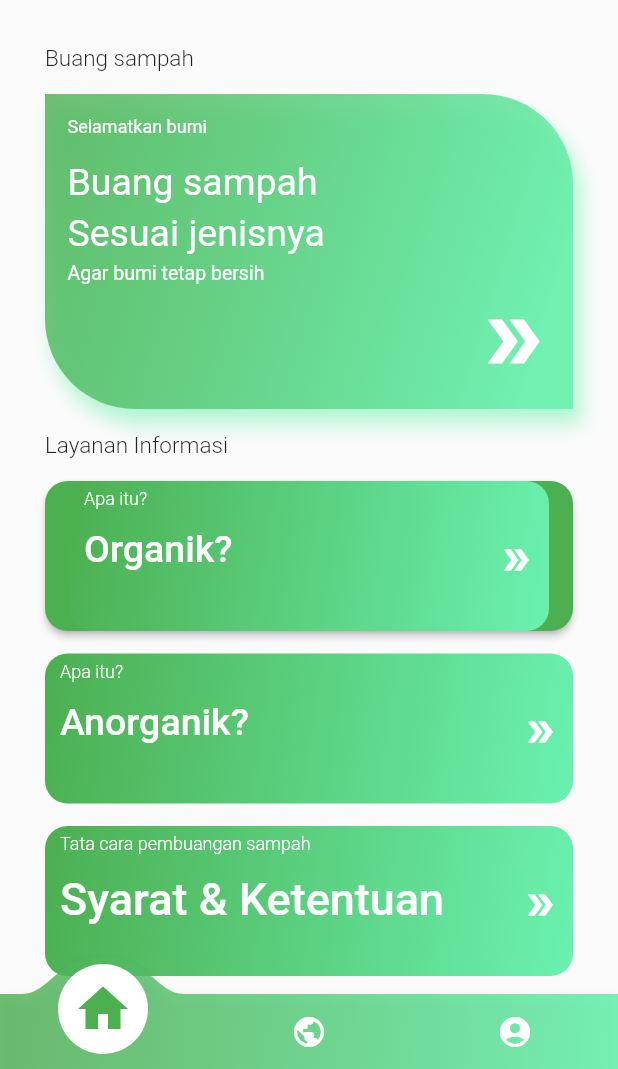
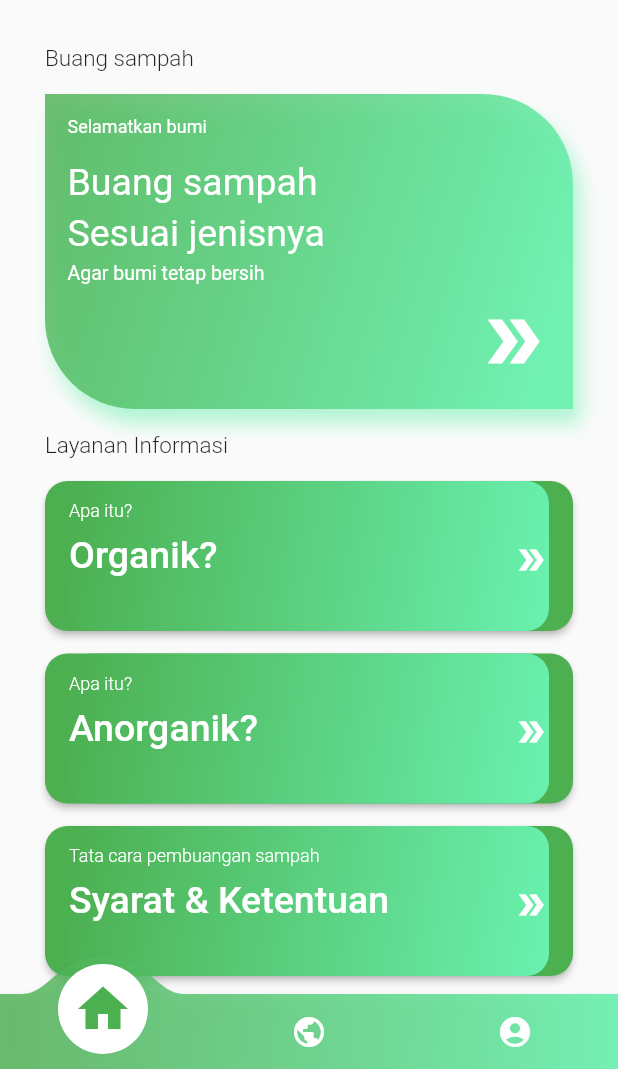
Before and after one commit to Habibakbar28/CapstoneCSD121, a Flutter app: the screen it shows after launch, on a phone screen of 412 x 824 dp, the part 167-1236 px from its top. Run offline on Flutter 3.47's test engine with Material 2 defaults, Android fonts, the phone set to English and light mode, and no system bars; drawn by our look-alikes of convex_bottom_bar.

```diff
--- a/sampahku/lib/ui/first_page.dart
+++ b/sampahku/lib/ui/first_page.dart
@@ -1,7 +1,9 @@
 import 'package:flutter/cupertino.dart';
 import 'package:flutter/material.dart';
 import 'package:sampahku/ui/booking_page.dart';
+import 'package:sampahku/ui/detail_inorganic_page.dart';
 import 'package:sampahku/ui/detail_organic_page.dart';
+import 'package:sampahku/ui/terms_conditions_page.dart';
 
 class FirstPage extends StatelessWidget {
   @override
@@ -136,7 +138,7 @@ class FirstPage extends StatelessWidget {
                     )
                 ),
                 child: Container(
-                  padding: EdgeInsets.only(left: 10, right: 10, top: 5),
+                  padding: EdgeInsets.only(top: 5),
                   height: 100,
                   width: MediaQuery.of(context).size.width,
                   decoration: BoxDecoration(
@@ -156,13 +158,14 @@ class FirstPage extends StatelessWidget {
                         Column(
                           crossAxisAlignment: CrossAxisAlignment.start,
                           children: [
+                            SizedBox(height: 8,),
                             Text('Apa itu?',
                               style: TextStyle(
                                   fontSize: 12,
                                   fontWeight: FontWeight.w300,
                                   color: Colors.white
                               ),),
-                            SizedBox(height: 12,),
+                            SizedBox(height: 8,),
                             Text('Organik?',
                               style: TextStyle(
                                   fontSize: 25,
@@ -182,8 +185,20 @@ class FirstPage extends StatelessWidget {
                 ),
               ),
               SizedBox(height: 15,),
-              Container(
-                padding: EdgeInsets.only(left: 10, right: 10, top: 5),
+              ElevatedButton(
+                onPressed: () {
+                  Navigator.push(
+                    context,
+                    MaterialPageRoute(builder: (context) => DetailInorganicPage()),
+                  );
+                },
+                style: ElevatedButton.styleFrom(
+                    shape: RoundedRectangleBorder(
+                        borderRadius: BorderRadius.circular(15)
+                    )
+                ),
+                child: Container(
+                  padding: EdgeInsets.only(top: 5),
                   height: 100,
                   width: MediaQuery.of(context).size.width,
                   decoration: BoxDecoration(
@@ -203,13 +218,14 @@ class FirstPage extends StatelessWidget {
                         Column(
                           crossAxisAlignment: CrossAxisAlignment.start,
                           children: [
+                            SizedBox(height: 8,),
                             Text('Apa itu?',
                               style: TextStyle(
                                   fontSize: 12,
                                   fontWeight: FontWeight.w300,
                                   color: Colors.white
                               ),),
-                          SizedBox(height: 12,),
+                            SizedBox(height: 8,),
                             Text('Anorganik?',
                               style: TextStyle(
                                   fontSize: 25,
@@ -227,9 +243,22 @@ class FirstPage extends StatelessWidget {
                     ),
                   ),
                 ),
+              ),
               SizedBox(height: 15,),
-              Container(
-                padding: EdgeInsets.only(left: 10, right: 10, top: 5),
+              ElevatedButton(
+                onPressed: () {
+                  Navigator.push(
+                    context,
+                    MaterialPageRoute(builder: (context) => TermsConditionsPage()),
+                  );
+                },
+                style: ElevatedButton.styleFrom(
+                    shape: RoundedRectangleBorder(
+                        borderRadius: BorderRadius.circular(15)
+                    )
+                ),
+                child: Container(
+                  padding: EdgeInsets.only(top: 5),
                   height: 100,
                   width: MediaQuery.of(context).size.width,
                   decoration: BoxDecoration(
@@ -249,16 +278,17 @@ class FirstPage extends StatelessWidget {
                         Column(
                           crossAxisAlignment: CrossAxisAlignment.start,
                           children: [
+                            SizedBox(height: 8,),
                             Text('Tata cara pembuangan sampah',
                               style: TextStyle(
                                   fontSize: 12,
                                   fontWeight: FontWeight.w300,
                                   color: Colors.white
                               ),),
-                          SizedBox(height: 12,),
+                            SizedBox(height: 8,),
                             Text('Syarat & Ketentuan',
                               style: TextStyle(
-                                fontSize: 30,
+                                  fontSize: 25,
                                   fontWeight: FontWeight.w500,
                                   color: Colors.white
                               ),)
@@ -273,6 +303,7 @@ class FirstPage extends StatelessWidget {
                     ),
                   ),
                 ),
+              ),
             ],
           ),
         ),
```
Also changed, not shown: sampahku/lib/ui/detail_inorganic_page.dart (added, +15 -0 lines), sampahku/lib/ui/terms_conditions_page.dart (added, +15 -0 lines). Lines whose indentation alone changed are shown as unchanged.
